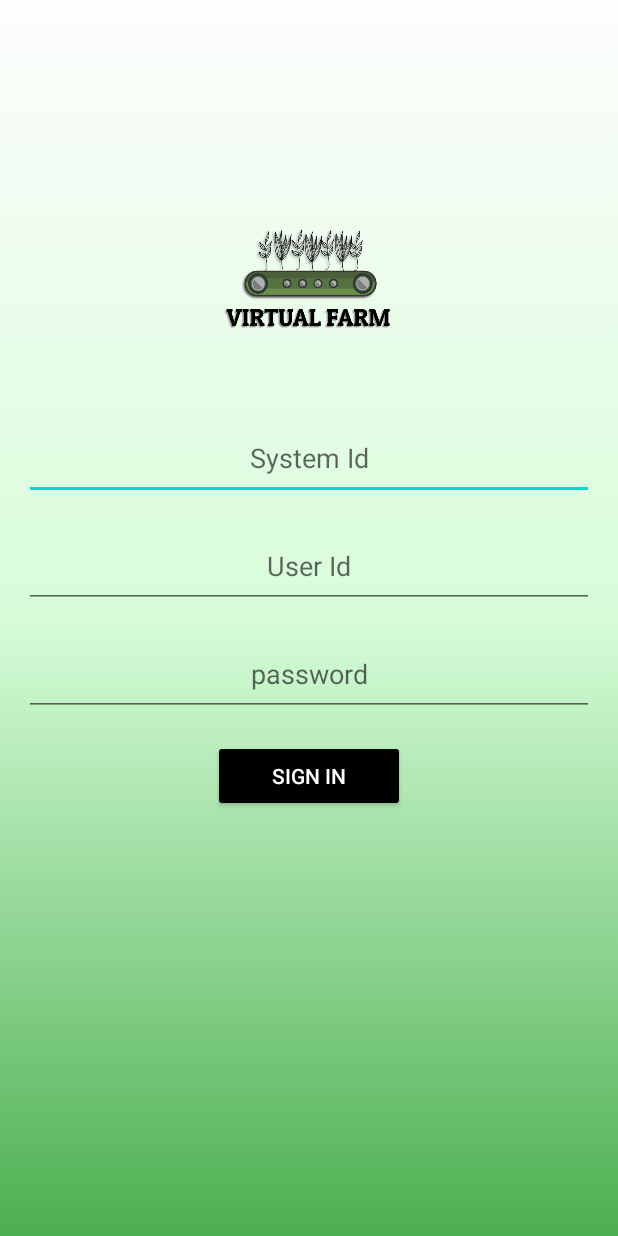
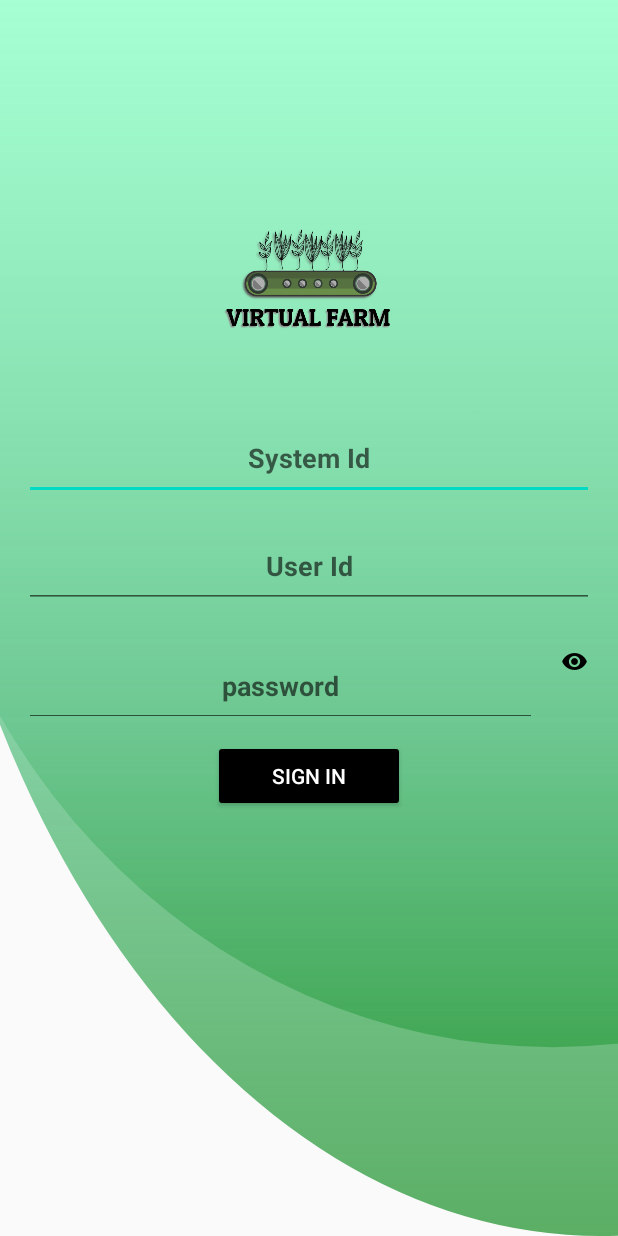
Before and after one commit to yashambkr/VirtualFarm, an Android app: the screen it shows after launch (LoginPage), on a phone screen of 412 x 824 dp. Run offline under Robolectric (Android 15) with nearby library versions, the phone set to English and light mode, and no system bars; our stand-ins replace Firebase (no records; nobody signed in at launch, a user with empty details on screens opened directly).

Commit message:
ui changes in login and dashboard

```diff
--- a/app/src/main/AndroidManifest.xml
+++ b/app/src/main/AndroidManifest.xml
@@ -12,10 +12,12 @@
         android:supportsRtl="true"
         android:theme="@style/Theme.VirtualFarm2020">
         <activity
+            android:name=".GraphActivity"
+            android:exported="false" />
+        <activity
             android:name=".MainDashboard"
             android:exported="false"
-            android:theme="@style/AppTheme.NoActionBar"/>
-        <!-- To Remove the ugly App Bar with Title from the application -->
+            android:theme="@style/AppTheme.NoActionBar" /> <!-- To Remove the ugly App Bar with Title from the application -->
         <activity
             android:name=".LoginPage"
             android:exported="false"
--- a/app/src/main/java/com/example/virtualfarm2020/LoginPage.java
+++ b/app/src/main/java/com/example/virtualfarm2020/LoginPage.java
@@ -78,4 +78,5 @@ public class LoginPage extends AppCompatActivity {
         startActivity(i);
 
     }
+
 }
--- a/app/src/main/java/com/example/virtualfarm2020/MainDashboard.java
+++ b/app/src/main/java/com/example/virtualfarm2020/MainDashboard.java
@@ -2,7 +2,9 @@ package com.example.virtualfarm2020;
 
 import androidx.appcompat.app.AppCompatActivity;
 
+import android.content.Intent;
 import android.os.Bundle;
+import android.view.View;
 import android.widget.TextView;
 
 public class MainDashboard extends AppCompatActivity {
@@ -15,6 +17,10 @@ public class MainDashboard extends AppCompatActivity {
 
     }
 
+    public void openScreen(View view){
+        Intent i = new Intent(this, GraphActivity.class);
+        startActivity(i);
+    }
 
 
 
--- /dev/null
+++ b/app/src/main/res/drawable/ic_mask_group_3.xml
@@ -0,0 +1,46 @@
+<vector xmlns:android="http://schemas.android.com/apk/res/android"
+    xmlns:aapt="http://schemas.android.com/aapt"
+    android:width="393dp"
+    android:height="851dp"
+    android:viewportWidth="393"
+    android:viewportHeight="851">
+  <group>
+    <clip-path
+        android:pathData="M0,0h393v851h-393z"/>
+    <path
+        android:pathData="M301.5,283.5L301.5,284.5"
+        android:strokeWidth="1"
+        android:fillColor="#00000000"
+        android:strokeColor="#707070"/>
+    <path
+        android:pathData="M-60,246a411.5,475 0,1 0,823 0a411.5,475 0,1 0,-823 0z">
+      <aapt:attr name="android:fillColor">
+        <gradient
+            android:startY="7.55"
+            android:startX="351.5"
+            android:endY="721"
+            android:endX="351.5"
+            android:type="linear">
+          <item android:offset="0" android:color="#FFB9FDF5"/>
+          <item android:offset="0.586" android:color="#D06AC790"/>
+          <item android:offset="1" android:color="#B4188E25"/>
+        </gradient>
+      </aapt:attr>
+    </path>
+    <path
+        android:pathData="M-60,142.5a442,708.5 0,1 0,884 0a442,708.5 0,1 0,-884 0z">
+      <aapt:attr name="android:fillColor">
+        <gradient
+            android:startY="-0.617"
+            android:startX="382"
+            android:endY="851"
+            android:endX="382"
+            android:type="linear">
+          <item android:offset="0" android:color="#FFA5FFD2"/>
+          <item android:offset="0.586" android:color="#D06AC790"/>
+          <item android:offset="1" android:color="#B4188E25"/>
+        </gradient>
+      </aapt:attr>
+    </path>
+  </group>
+</vector>
--- a/app/src/main/res/layout/login_page.xml
+++ b/app/src/main/res/layout/login_page.xml
@@ -6,7 +6,7 @@
     android:orientation="vertical"
     android:layout_height="match_parent"
     tools:context="LoginPage"
-    android:background="@drawable/gradient">
+    android:background="@drawable/ic_mask_group_3">
 
     <ImageView
         android:layout_width="170dp"
@@ -24,6 +24,7 @@
         android:layout_marginRight="16dp"
         android:textAlignment="center"
         android:ellipsize="start"
+        android:textStyle="bold"
         android:ems="10"
         android:inputType="textPersonName"
         android:hint="System Id"
@@ -37,20 +38,39 @@
         android:layout_marginRight="16dp"
         android:textAlignment="center"
         android:ems="10"
+        android:textStyle="bold"
         android:inputType="textPersonName"
         android:hint="User Id"
         />
+
+    <LinearLayout
+        android:layout_width="match_parent"
+        android:layout_height="wrap_content">
+
         <EditText
-        android:layout_width="match_parent"
+            android:layout_gravity="center"
+            android:id="@+id/password"
+            android:layout_width="342dp"
+            android:ems="10"
             android:layout_height="56dp"
             android:layout_marginLeft="16dp"
             android:layout_marginTop="16dp"
             android:layout_marginRight="16dp"
+            android:hint="password"
+            android:textStyle="bold"
             android:inputType="textPassword"
-        android:hint="password"
-        android:textColor="@color/teal_700"
             android:textAlignment="center"
-        android:id="@+id/password"/>
+            />
+
+        <ImageView
+            android:id="@+id/showPassword"
+            android:layout_width="18dp"
+            android:layout_gravity="center"
+            android:layout_height="wrap_content"
+            android:src="@drawable/baseline_visibility_black_18" />
+
+    </LinearLayout>
+
 
     <Button
         android:layout_width="128dp"
```
Also changed, not shown: app/src/main/java/com/example/virtualfarm2020/GraphActivity.java (added, +14 -0 lines), app/src/main/res/drawable/login_page_background.xml (added, +14 -0 lines), app/src/main/res/layout/activity_graph.xml (added, +9 -0 lines), app/src/main/res/layout/activity_main_dashboard.xml (+4 -3 lines), app/src/main/res/drawable/baseline_visibility_black_18.png (added). Lines whose indentation alone changed are shown as unchanged.
